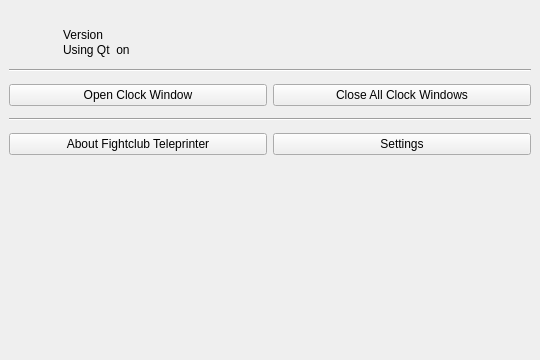
SFr682k/fightclub, file teleprinter/fightclubteleprinter.ui: the form before one commit.
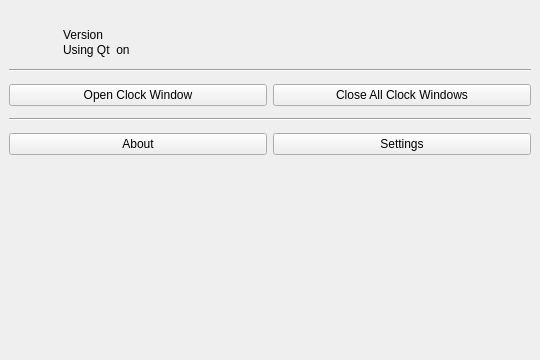
The form after the commit. Icons and pictures are not drawn.

The edit to the form file:
```diff
--- a/teleprinter/fightclubteleprinter.ui
+++ b/teleprinter/fightclubteleprinter.ui
@@ -169,7 +169,11 @@
       <item row="2" column="0">
        <widget class="QPushButton" name="openAboutDialog">
         <property name="text">
-         <string>About Fightclub Teleprinter</string>
+         <string>About</string>
+        </property>
+        <property name="icon">
+         <iconset resource="resources.qrc">
+          <normaloff>:/breeze-icons/help-about-16.svg</normaloff>:/breeze-icons/help-about-16.svg</iconset>
         </property>
        </widget>
       </item>
```
Left out of the diff: 14 changed lines with no effect on the pictures.
